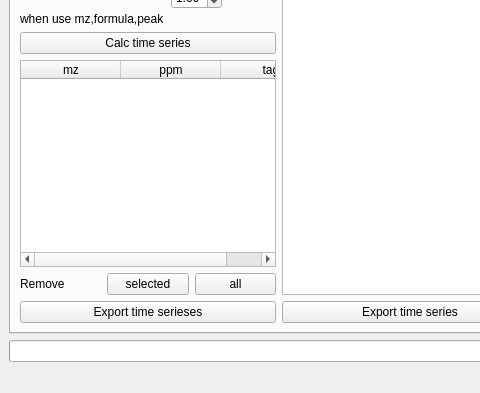
Qt form Oribitool.ui (l460289052/Orbitool) before a commit; both pictures show x 0 to 480 and y 311 to 704 of the 1383 by 704 pixel window.
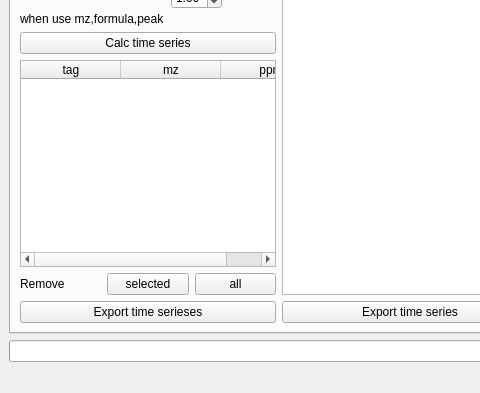
The same form after that commit. The open tabs and pages were chosen to show the change.

Patch:
```diff
--- a/Oribitool.ui
+++ b/Oribitool.ui
@@ -1869,6 +1869,9 @@
                  <verstretch>0</verstretch>
                 </sizepolicy>
                </property>
+               <property name="sizeAdjustPolicy">
+                <enum>QAbstractScrollArea::AdjustIgnored</enum>
+               </property>
                <property name="editTriggers">
                 <set>QAbstractItemView::NoEditTriggers</set>
                </property>
@@ -1878,21 +1881,21 @@
                <attribute name="horizontalHeaderStretchLastSection">
                 <bool>true</bool>
                </attribute>
-               <column>
-                <property name="text">
-                 <string>mz</string>
-                </property>
-               </column>
-               <column>
-                <property name="text">
-                 <string>ppm</string>
-                </property>
-               </column>
                <column>
                 <property name="text">
                  <string>tag</string>
                 </property>
                </column>
+               <column>
+                <property name="text">
+                 <string>mz</string>
+                </property>
+               </column>
+               <column>
+                <property name="text">
+                 <string>ppm</string>
+                </property>
+               </column>
               </widget>
              </item>
              <item>
```
Left out of the diff: 29 changed lines with no effect on the pictures.
